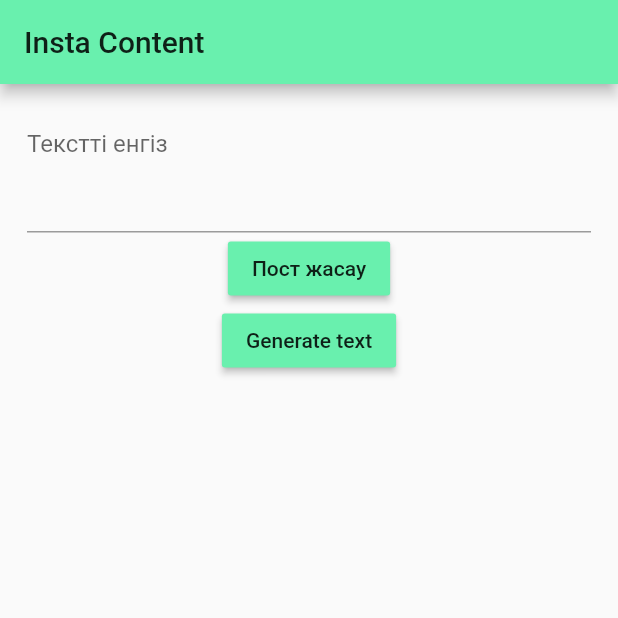
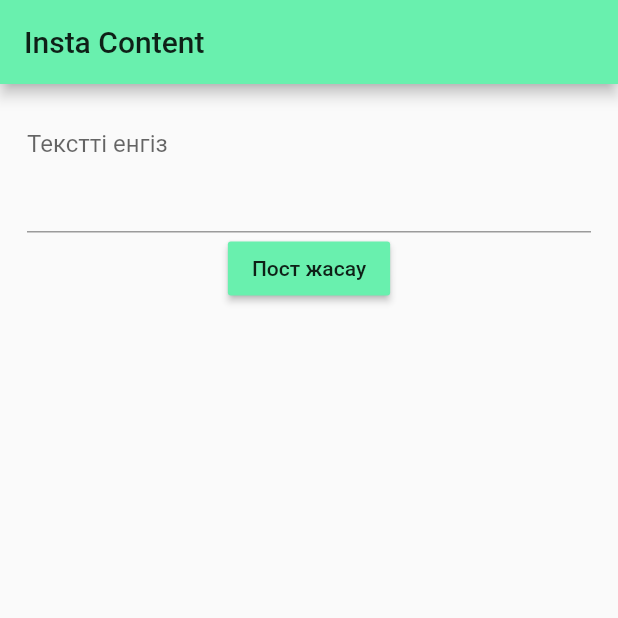
Before and after one commit to yertayquanysov/text2image, a Flutter app: the screen it shows after launch, on a phone screen of 412 x 824 dp, the top half of it. Run offline on Flutter 3.47's test engine with Material 2 defaults, Android fonts, the phone set to English and light mode, and no system bars; our stand-ins replace auto_size_text, get, google_fonts, image_gallery_saver, permission_handler, screenshot; missing offline and left inert: lorem_ipsum_nonrandom; Roboto replaces fonts that are missing (Ubuntu).

Commit message:
Added show lorem text button if debug mode

```diff
--- a/lib/pages/home_page.dart
+++ b/lib/pages/home_page.dart
@@ -1,4 +1,5 @@
 import 'package:flutter/cupertino.dart';
+import 'package:flutter/foundation.dart';
 import 'package:flutter/material.dart';
 import 'package:get/get.dart';
 import 'package:insta_post_maker/pages/post_page.dart';
@@ -38,11 +39,14 @@ class _HomePageState extends State<HomePage> {
               color: Colors.greenAccent,
               onPressed: () => Get.to(PostPage(_editingController.text)),
             ),
-            MaterialButton(
-              child: const Text("Generate text"),
-              color: Colors.greenAccent,
-              onPressed: () => _editingController.text =
-                  LoremIpsum.provideText(letters: 1000),
+            Visibility(
+              visible: !kReleaseMode,
+              child: MaterialButton(
+                child: const Text("Generate text"),
+                color: Colors.greenAccent,
+                onPressed: () => _editingController.text =
+                    LoremIpsum.provideText(letters: 1000),
+              ),
             ),
           ],
         ),
```
